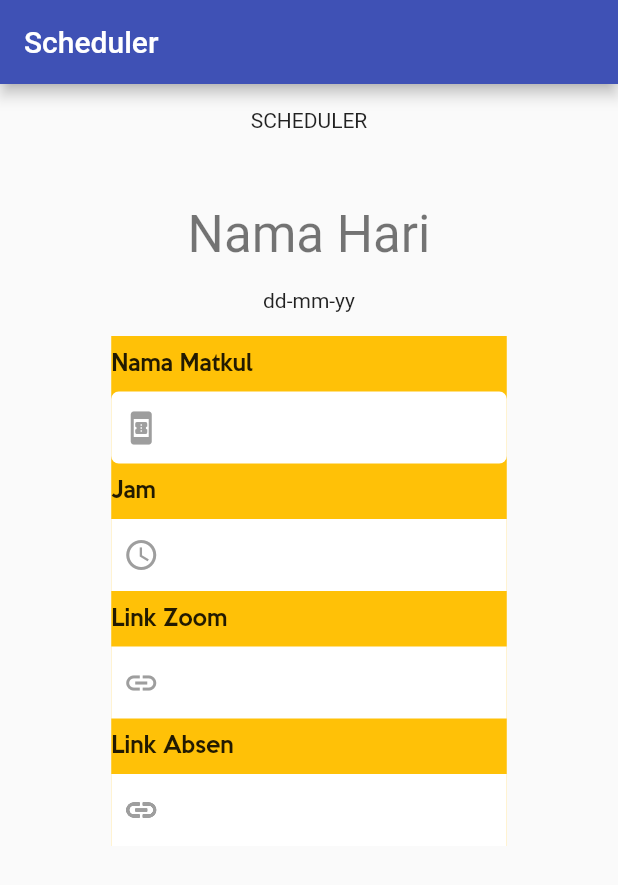
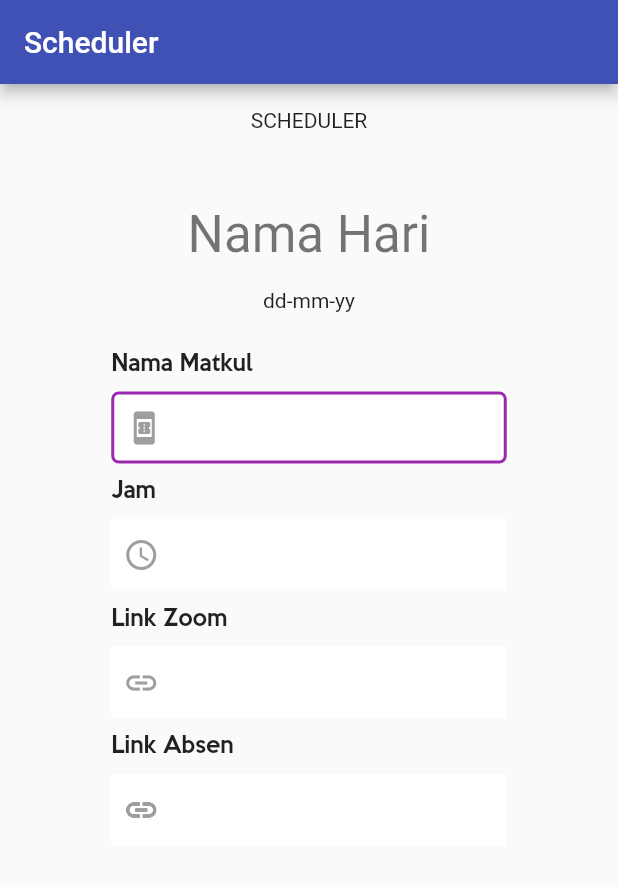
Before and after one commit to NN2777/class_scheduler_view, a Flutter app: the screen it shows after launch, on a phone screen of 412 x 824 dp. Shown: the top 885 px of the screen. Run offline on Flutter 3.47's test engine with Material 2 defaults, Android fonts, the light colour scheme and no system bars; our stand-ins replace flutter_svg, hive, hive_flutter; accounts and stored records are empty.

Commit message:
nambahin font

```diff
--- a/lib/main.dart
+++ b/lib/main.dart
@@ -28,10 +28,10 @@ class MyApp extends StatelessWidget {
         //klw mau liat yg hive punyaku baru kalian Uncomment ini punyaku
         // home: MapelPage(),
 
-        //klw hanum mau liat hasil nya hanum code dibawah ini hapus comment nya ya
+        // // klw hanum mau liat hasil nya hanum code dibawah ini hapus comment nya ya
         // home: HomeScreen(),
 
-        //klw nofal mau liat hasil nya hanum code dibawah ini hapus comment nya ya
+        // //klw nofal mau liat hasil nya hanum code dibawah ini hapus comment nya ya
         home: EditSchedule(),
       );
 }
--- a/lib/screen/editschedule.dart
+++ b/lib/screen/editschedule.dart
@@ -35,7 +35,6 @@ class EditSchedule extends StatelessWidget {
                 )),
             Container(
               width: MediaQuery.of(context).size.width * 0.64,
-              color: Colors.amber,
               child: Column(
                 mainAxisAlignment: MainAxisAlignment.start,
                 crossAxisAlignment: CrossAxisAlignment.start,
@@ -53,6 +52,7 @@ class EditSchedule extends StatelessWidget {
                     height: 48,
                     decoration: BoxDecoration(
                       color: Colors.white,
+                      border: Border.all(width: 2.0, color: Colors.purple),
                       borderRadius: BorderRadius.circular(5),
                       // boxShadow: [
                       //   BoxShadow(
--- a/pubspec.yaml
+++ b/pubspec.yaml
@@ -88,6 +88,9 @@ flutter:
     - family: Keep Calm
       fonts:
         - asset: fonts/KEEPCALM-MEDIUM.TTF
+    - family: Poppins
+      fonts:
+        - asset: fonts/Poppins-Medium.ttf
         # - asset: fonts/Schyler-Italic.ttf
           # style: italic
   #   - family: Trajan Pro
```
Also changed, not shown: fonts/Poppins-Medium.ttf (added), pubspec.lock.
